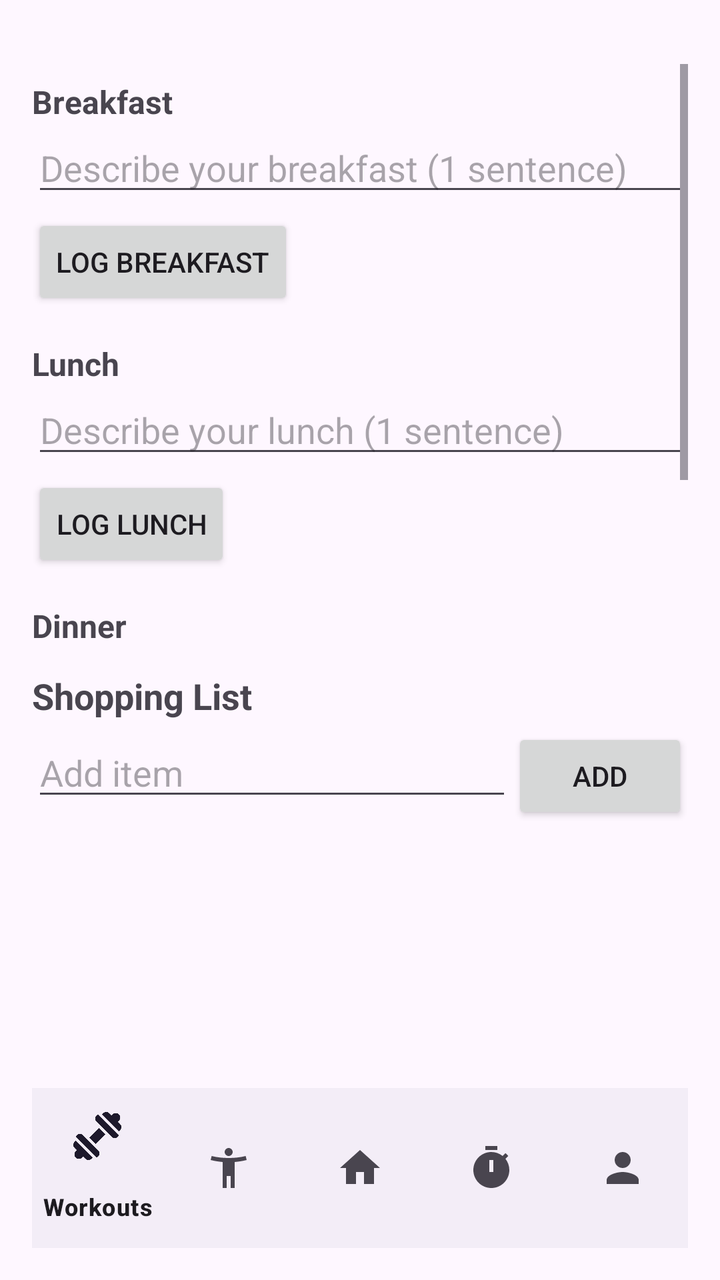
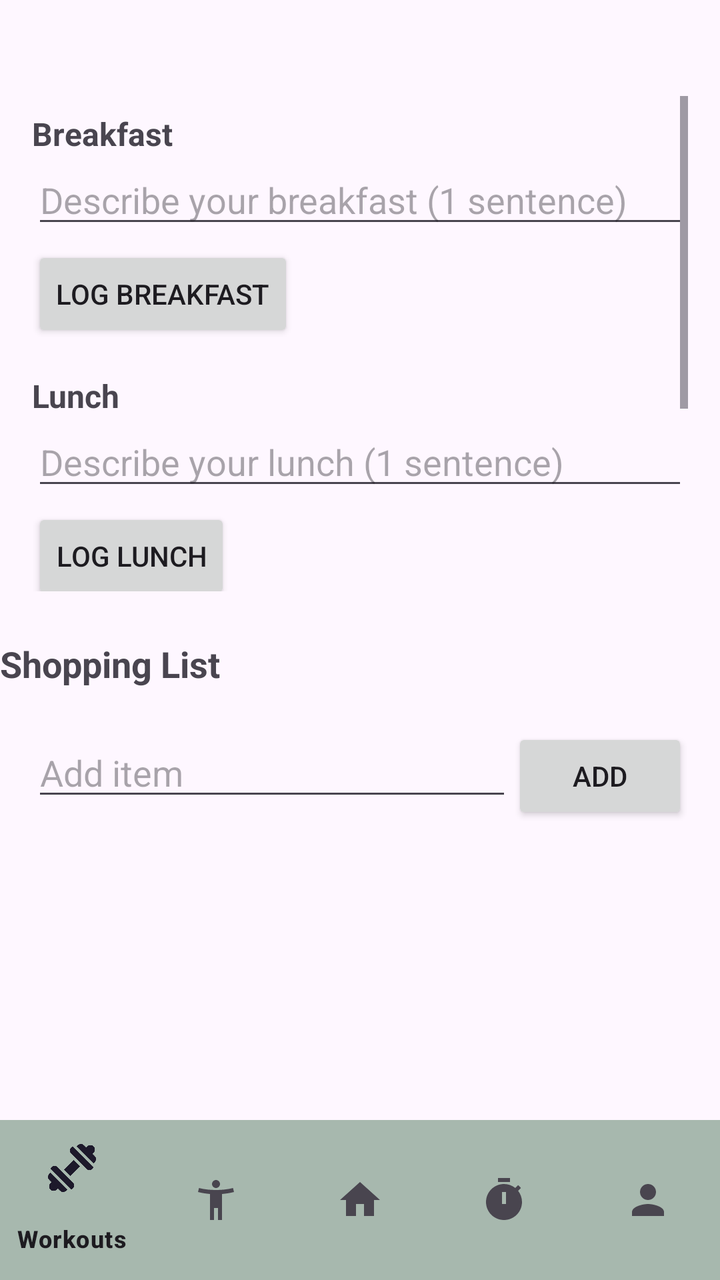

Screens rendered from an Android XML layout before and after an edit, with the pre-edit source and the edit as a unified diff.
<!-- AndroidManifest.xml: application theme Theme.MyApp -->
<!-- res/layout/activity_nutrition.xml -->
<?xml version="1.0" encoding="utf-8"?>
<LinearLayout xmlns:android="http://schemas.android.com/apk/res/android"
    xmlns:app="http://schemas.android.com/apk/res-auto"
    android:orientation="vertical"
    android:layout_width="match_parent"
    android:layout_height="match_parent"
    android:padding="16dp"
    >


    <HorizontalScrollView
        android:layout_width="match_parent"
        android:layout_height="wrap_content"
        android:fillViewport="true"
        android:scrollbars="none">

        <LinearLayout
            android:id="@+id/daySelectorLayout"
            android:layout_width="wrap_content"
            android:layout_height="wrap_content"
            android:orientation="horizontal" />
    </HorizontalScrollView>

    
    <ScrollView
        android:layout_width="match_parent"
        android:layout_height="0dp"
        android:layout_weight="1"
        android:paddingTop="16dp">

        <LinearLayout
            android:orientation="vertical"
            android:layout_width="match_parent"
            android:layout_height="wrap_content">

            
            <TextView
                android:layout_width="wrap_content"
                android:layout_height="wrap_content"
                android:text="Breakfast"
                android:textStyle="bold"
                android:textSize="16sp"
                android:layout_marginTop="8dp"/>

            <EditText
                android:id="@+id/breakfastEditText"
                android:layout_width="match_parent"
                android:layout_height="wrap_content"
                android:hint="Describe your breakfast (1 sentence)"
                android:maxLines="2"
                android:maxLength="150"
                android:inputType="textCapSentences"/>

            <Button
                android:id="@+id/logBreakfastBtn"
                android:layout_width="wrap_content"
                android:layout_height="wrap_content"
                android:text="Log Breakfast"
                android:layout_marginTop="4dp" />

            
            <TextView
                android:layout_width="wrap_content"
                android:layout_height="wrap_content"
                android:text="Lunch"
                android:textStyle="bold"
                android:textSize="16sp"
                android:layout_marginTop="16dp"/>

            <EditText
                android:id="@+id/lunchEditText"
                android:layout_width="match_parent"
                android:layout_height="wrap_content"
                android:hint="Describe your lunch (1 sentence)"
                android:maxLines="2"
                android:maxLength="150"
                android:inputType="textCapSentences"/>

            <Button
                android:id="@+id/logLunchBtn"
                android:layout_width="wrap_content"
                android:layout_height="wrap_content"
                android:text="Log Lunch"
                android:layout_marginTop="4dp" />

            
            <TextView
                android:layout_width="wrap_content"
                android:layout_height="wrap_content"
                android:text="Dinner"
                android:textStyle="bold"
                android:textSize="16sp"
                android:layout_marginTop="16dp"/>

            <EditText
                android:id="@+id/dinnerEditText"
                android:layout_width="match_parent"
                android:layout_height="wrap_content"
                android:hint="Describe your dinner (1 sentence)"
                android:maxLines="2"
                android:maxLength="150"
                android:inputType="textCapSentences"/>

            <Button
                android:id="@+id/logDinnerBtn"
                android:layout_width="wrap_content"
                android:layout_height="wrap_content"
                android:text="Log Dinner"
                android:layout_marginTop="4dp" />

            
            <TextView
                android:id="@+id/warningText"
                android:layout_width="wrap_content"
                android:layout_height="wrap_content"
                android:text="Please write a 1 sentence description per meal for best logging accuracy."
                android:textColor="#FF4444"
                android:textSize="12sp"
                android:layout_marginTop="12dp"
                android:visibility="visible"/>

        </LinearLayout>
    </ScrollView>

    
    <TextView
        android:layout_width="wrap_content"
        android:layout_height="wrap_content"
        android:text="Shopping List"
        android:textStyle="bold"
        android:textSize="18sp"
        android:layout_marginTop="8dp" />

    
    <LinearLayout
        android:layout_width="match_parent"
        android:layout_height="wrap_content"
        android:orientation="horizontal"
        android:layout_marginTop="4dp">

        <EditText
            android:id="@+id/shoppingItemEditText"
            android:layout_width="0dp"
            android:layout_weight="1"
            android:layout_height="wrap_content"
            android:hint="Add item"
            android:maxLength="50"
            android:inputType="text"/>

        <Button
            android:id="@+id/addShoppingItemBtn"
            android:layout_width="wrap_content"
            android:layout_height="wrap_content"
            android:text="Add" />
    </LinearLayout>

    
    <androidx.recyclerview.widget.RecyclerView
        android:id="@+id/shoppingListRecyclerView"
        android:layout_width="match_parent"
        android:layout_height="120dp"
        android:layout_marginTop="4dp" />

    
    <com.google.android.material.bottomnavigation.BottomNavigationView
        android:id="@+id/bottom_navigation"
        android:layout_width="match_parent"
        android:layout_height="wrap_content"
        app:menu="@menu/bottom_nav_menu"
        android:layout_marginTop="8dp" />

</LinearLayout>
<!-- resources referenced by this layout -->
<resources>
  <style name="Theme.MyApp" parent="Base.Theme.MyApp" />
  <style name="Base.Theme.MyApp" parent="Theme.Material3.DayNight.NoActionBar">
          
          <item name="colorPrimary">@color/lightblue</item>
      </style>
  <color name="lightblue">#A7B8AE</color>
</resources>

<!-- the commit's change to res/layout/activity_nutrition.xml (unified diff, before → after) -->
@@ -4,11 +4,11 @@
     android:orientation="vertical"
     android:layout_width="match_parent"
     android:layout_height="match_parent"
-    android:padding="16dp"
     >
 
 
     <HorizontalScrollView
+        android:padding="16dp"
         android:layout_width="match_parent"
         android:layout_height="wrap_content"
         android:fillViewport="true"
@@ -23,6 +23,7 @@
 
     
     <ScrollView
+        android:padding="16dp"
         android:layout_width="match_parent"
         android:layout_height="0dp"
         android:layout_weight="1"
@@ -133,6 +134,7 @@
 
     
     <LinearLayout
+        android:padding="16dp"
         android:layout_width="match_parent"
         android:layout_height="wrap_content"
         android:orientation="horizontal"
@@ -156,6 +158,7 @@
 
     
     <androidx.recyclerview.widget.RecyclerView
+        android:padding="16dp"
         android:id="@+id/shoppingListRecyclerView"
         android:layout_width="match_parent"
         android:layout_height="120dp"
@@ -167,6 +170,7 @@
         android:layout_width="match_parent"
         android:layout_height="wrap_content"
         app:menu="@menu/bottom_nav_menu"
+        android:background="@color/lightblue"
         android:layout_marginTop="8dp" />
 
 </LinearLayout>
<!-- resource entries referenced after the edit -->
@@ -1,10 +1,10 @@
 <!-- resources referenced by this layout -->
 <resources>
+  <color name="lightblue">#A7B8AE</color>
   <style name="Theme.MyApp" parent="Base.Theme.MyApp" />
   <style name="Base.Theme.MyApp" parent="Theme.Material3.DayNight.NoActionBar">
           
           <item name="colorPrimary">@color/lightblue</item>
       </style>
-  <color name="lightblue">#A7B8AE</color>
 </resources>
 
